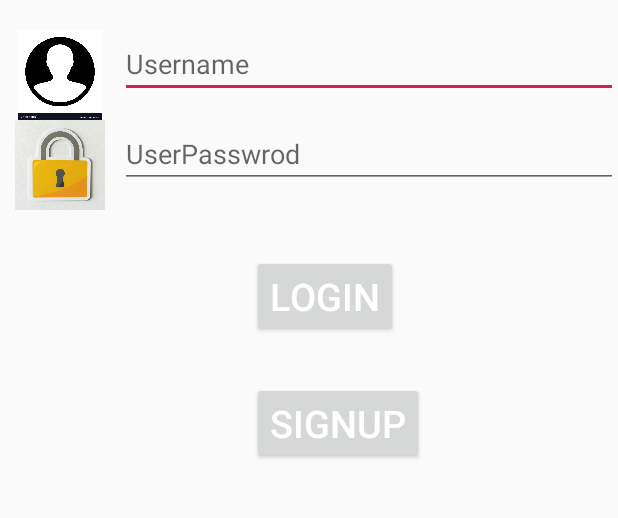
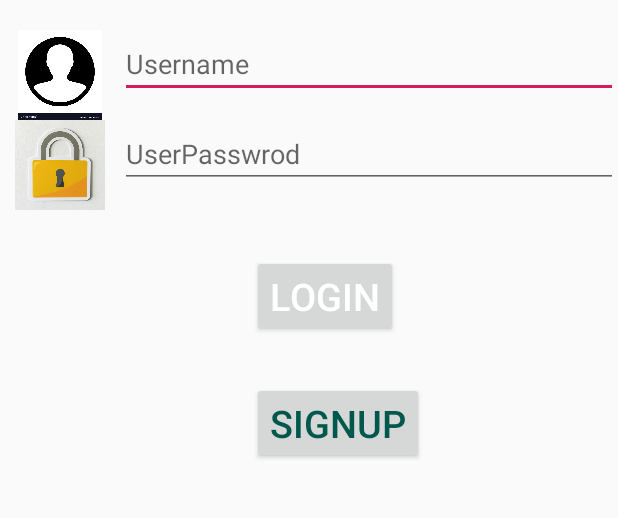
Before and after one commit to 322bishal/SchoolManagementSystem, an Android app: the screen it shows after launch (MainActivity), on a phone screen of 412 x 824 dp, the part 260-778 px from its top. Run offline under Robolectric (Android 15) with nearby library versions, the phone set to English and light mode, and no system bars.

Commit message:
Login Activity

```diff
--- a/app/src/main/res/layout/activity_main.xml
+++ b/app/src/main/res/layout/activity_main.xml
@@ -88,6 +88,6 @@
         android:layout_marginTop="30dp"
         android:gravity="center_horizontal"
         android:text="SignUp"
-        android:textColor="#ffffff"
+        android:textColor="@color/colorPrimaryDark"
         android:textSize="25dp" />
 </LinearLayout>
```
